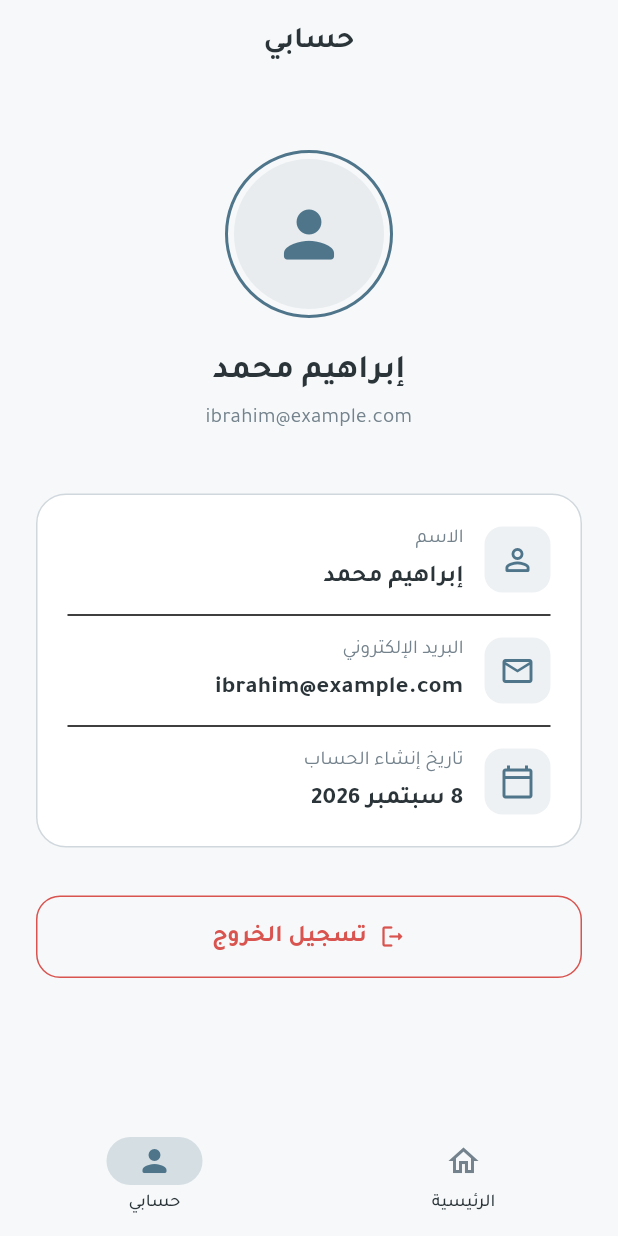
After one commit to ibrahimmaliraqi/note-flow, a Flutter app: the RootView screen opened by its route, item 2 of the bottom bar chosen, on a phone screen of 412 x 824 dp. The commit adds this screen. Run offline on Flutter 3.47's test engine with Material 3 defaults, Android fonts, the phone set to English and light mode, and no system bars; our stand-ins replace bloc, cloud_firestore, dartz, firebase_auth, firebase_core, flutter_bloc and 5 more; accounts and stored records are empty; network calls fail.

Commit message:
add rootview and profile ui

```diff
--- a/lib/core/routes/app_router.dart
+++ b/lib/core/routes/app_router.dart
@@ -1,11 +1,13 @@
 import 'package:go_router/go_router.dart';
 import 'package:noteflow/features/auth/presentation/views/login_view.dart';
 import 'package:noteflow/features/home/presentation/views/home_view.dart';
+import 'package:noteflow/root_view.dart';
 import 'package:noteflow/splash_view.dart';
 
 class AppRouter {
   static String homeView = '/homeView';
   static String loginView = '/loginView';
+  static String rootView = '/rootView';
   static final router = GoRouter(
     routes: [
       GoRoute(
@@ -20,6 +22,10 @@ class AppRouter {
         path: loginView,
         builder: (context, state) => LoginView(),
       ),
+      GoRoute(
+        path: rootView,
+        builder: (context, state) => RootView(),
+      ),
     ],
   );
 }
--- /dev/null
+++ b/lib/features/profile/data/datasources/profile_remote.dart
@@ -0,0 +1,2 @@
+abstract class ProfileRemote {
+}
--- /dev/null
+++ b/lib/features/profile/data/models/profile_model.dart
@@ -0,0 +1,21 @@
+import '../../domain/entities/profile_entity.dart';
+
+class ProfileModel extends ProfileEntity {
+  ProfileModel({
+    required super.id,
+  });
+
+  factory ProfileModel.fromMap(
+    Map<String, dynamic> map,
+  ) {
+    return ProfileModel(
+      id: map['id'] as String,
+    );
+  }
+
+  Map<String, dynamic> toMap() {
+    return {
+      'id': id,
+    };
+  }
+}
--- /dev/null
+++ b/lib/features/profile/data/repositories/profile_repo_impl.dart
@@ -0,0 +1,9 @@
+import '../../domain/entities/profile_entity.dart';
+import '../../domain/repositories/profile_repo.dart';
+
+class ProfileRepoImpl implements ProfileRepo {
+  @override
+  Future<ProfileEntity> getProfile() async {
+    throw UnimplementedError();
+  }
+}
--- /dev/null
+++ b/lib/features/profile/domain/entities/profile_entity.dart
@@ -0,0 +1,7 @@
+class ProfileEntity {
+  final String id;
+
+  ProfileEntity({
+    required this.id,
+  });
+}
--- /dev/null
+++ b/lib/features/profile/domain/repositories/profile_repo.dart
@@ -0,0 +1,5 @@
+import '../entities/profile_entity.dart';
+
+abstract class ProfileRepo {
+  Future<ProfileEntity> getProfile();
+}
--- /dev/null
+++ b/lib/features/profile/domain/usecases/profile_usecase.dart
@@ -0,0 +1,14 @@
+import '../entities/profile_entity.dart';
+import '../repositories/profile_repo.dart';
+
+class ProfileUseCase {
+  final ProfileRepo repository;
+
+  ProfileUseCase({
+    required this.repository,
+  });
+
+  Future<ProfileEntity> call() async {
+    return repository.getProfile();
+  }
+}
--- /dev/null
+++ b/lib/features/profile/presentation/manager/profile_cubit.dart
@@ -0,0 +1,22 @@
+import 'package:flutter_bloc/flutter_bloc.dart';
+
+part 'profile_state.dart';
+
+class ProfileCubit extends Cubit<ProfileState> {
+  ProfileCubit()
+      : super(ProfileInitial());
+
+  Future<void> getProfile() async {
+    emit(ProfileLoading());
+
+    try {
+      emit(ProfileSuccess());
+    } catch (e) {
+      emit(
+        ProfileFailure(
+          message: e.toString(),
+        ),
+      );
+    }
+  }
+}
--- /dev/null
+++ b/lib/features/profile/presentation/manager/profile_state.dart
@@ -0,0 +1,17 @@
+part of 'profile_cubit.dart';
+
+sealed class ProfileState {}
+
+final class ProfileInitial extends ProfileState {}
+
+final class ProfileLoading extends ProfileState {}
+
+final class ProfileSuccess extends ProfileState {}
+
+final class ProfileFailure extends ProfileState {
+  final String message;
+
+  ProfileFailure({
+    required this.message,
+  });
+}
--- /dev/null
+++ b/lib/features/profile/presentation/view/profile_view.dart
@@ -0,0 +1,196 @@
+import 'package:flutter/material.dart';
+import 'package:noteflow/core/theme/app_colors.dart';
+import 'package:noteflow/core/widgets/custom_text.dart';
+
+class ProfileView extends StatelessWidget {
+  const ProfileView({super.key});
+
+  @override
+  Widget build(BuildContext context) {
+    // مؤقتاً، لاحقاً نجيبها من Firebase
+    const String name = 'إبراهيم محمد';
+    const String email = 'ibrahim@example.com';
+    const String createdAt = '8 سبتمبر 2026';
+
+    return Scaffold(
+      backgroundColor: AppColors.background,
+      appBar: AppBar(
+        title: const CustomText(
+          text: 'حسابي',
+          fontSize: 20,
+          fontWeight: FontWeight.bold,
+        ),
+        centerTitle: true,
+        backgroundColor: AppColors.background,
+        elevation: 0,
+      ),
+      body: SafeArea(
+        child: SingleChildScrollView(
+          padding: const EdgeInsets.all(24),
+          child: Column(
+            children: [
+              const SizedBox(height: 20),
+
+              // صورة المستخدم
+              Container(
+                padding: const EdgeInsets.all(4),
+                decoration: BoxDecoration(
+                  shape: BoxShape.circle,
+                  border: Border.all(
+                    color: AppColors.primary,
+                    width: 2,
+                  ),
+                ),
+                child: const CircleAvatar(
+                  radius: 50,
+                  backgroundColor: AppColors.inputFill,
+                  child: Icon(
+                    Icons.person_rounded,
+                    size: 50,
+                    color: AppColors.primary,
+                  ),
+                ),
+              ),
+
+              const SizedBox(height: 20),
+
+              // اسم المستخدم
+              const CustomText(
+                text: name,
+                fontSize: 22,
+                fontWeight: FontWeight.bold,
+              ),
+
+              const SizedBox(height: 6),
+
+              // البريد الإلكتروني
+              const CustomText(
+                text: email,
+                fontSize: 14,
+                color: AppColors.textSecondary,
+              ),
+
+              const SizedBox(height: 40),
+
+              // معلومات الحساب
+              Container(
+                width: double.infinity,
+                padding: const EdgeInsets.all(20),
+                decoration: BoxDecoration(
+                  color: AppColors.surface,
+                  borderRadius: BorderRadius.circular(20),
+                  border: Border.all(
+                    color: AppColors.border,
+                  ),
+                ),
+                child: Column(
+                  children: [
+                    _buildInfoRow(
+                      icon: Icons.person_outline_rounded,
+                      title: 'الاسم',
+                      value: name,
+                    ),
+
+                    const Divider(height: 28),
+
+                    _buildInfoRow(
+                      icon: Icons.email_outlined,
+                      title: 'البريد الإلكتروني',
+                      value: email,
+                    ),
+
+                    const Divider(height: 28),
+
+                    _buildInfoRow(
+                      icon: Icons.calendar_today_outlined,
+                      title: 'تاريخ إنشاء الحساب',
+                      value: createdAt,
+                    ),
+                  ],
+                ),
+              ),
+
+              const SizedBox(height: 32),
+
+              // تسجيل الخروج
+              SizedBox(
+                width: double.infinity,
+                child: OutlinedButton.icon(
+                  onPressed: () {
+                    // تسجيل الخروج لاحقاً
+                  },
+                  style: OutlinedButton.styleFrom(
+                    padding: const EdgeInsets.symmetric(
+                      vertical: 16,
+                    ),
+                    foregroundColor: AppColors.error,
+                    side: const BorderSide(
+                      color: AppColors.error,
+                    ),
+                    shape: RoundedRectangleBorder(
+                      borderRadius: BorderRadius.circular(16),
+                    ),
+                  ),
+                  icon: const Icon(
+                    Icons.logout_rounded,
+                  ),
+                  label: const CustomText(
+                    text: 'تسجيل الخروج',
+                    color: AppColors.error,
+                    fontWeight: FontWeight.bold,
+                    fontSize: 16,
+                  ),
+                ),
+              ),
+            ],
+          ),
+        ),
+      ),
+    );
+  }
+
+  Widget _buildInfoRow({
+    required IconData icon,
+    required String title,
+    required String value,
+  }) {
+    return Row(
+      children: [
+        Container(
+          padding: const EdgeInsets.all(10),
+          decoration: BoxDecoration(
+            color: AppColors.primary.withOpacity(0.1),
+            borderRadius: BorderRadius.circular(12),
+          ),
+          child: Icon(
+            icon,
+            color: AppColors.primary,
+          ),
+        ),
+
+        const SizedBox(width: 14),
+
+        Expanded(
+          child: Column(
+            crossAxisAlignment: CrossAxisAlignment.start,
+            children: [
+              CustomText(
+                text: title,
+                fontSize: 13,
+                color: AppColors.textSecondary,
+              ),
+
+              const SizedBox(height: 4),
+
+              CustomText(
+                text: value,
+                fontSize: 16,
+                fontWeight: FontWeight.bold,
+              ),
+            ],
+          ),
+        ),
+      ],
+    );
+  }
+}
--- /dev/null
+++ b/lib/features/profile/presentation/widgets/profile_widget.dart
@@ -0,0 +1,12 @@
+import 'package:flutter/material.dart';
+
+class ProfileWidget extends StatelessWidget {
+  const ProfileWidget({
+    super.key,
+  });
+
+  @override
+  Widget build(BuildContext context) {
+    return const SizedBox();
+  }
+}
--- /dev/null
+++ b/lib/root_view.dart
@@ -0,0 +1,55 @@
+import 'package:flutter/material.dart';
+import 'package:noteflow/core/theme/app_colors.dart';
+import 'package:noteflow/features/home/presentation/views/home_view.dart';
+import 'package:noteflow/features/profile/presentation/view/profile_view.dart';
+
+class RootView extends StatefulWidget {
+  const RootView({super.key});
+
+  @override
+  State<RootView> createState() => _RootViewState();
+}
+
+class _RootViewState extends State<RootView> {
+  // مؤشر الشاشة الحالية
+  int _currentIndex = 0;
+
+  // قائمة الشاشات
+  final List<Widget> _views = const [
+    HomeView(),
+    ProfileView(),
+  ];
+
+  @override
+  Widget build(BuildContext context) {
+    return Scaffold(
+      body: _views[_currentIndex],
+      // استخدام NavigationBar الخاص بـ Material 3
+      bottomNavigationBar: NavigationBar(
+        selectedIndex: _currentIndex,
+        onDestinationSelected: (int index) {
+          setState(() {
+            _currentIndex = index;
+          });
+        },
+        backgroundColor: AppColors.background,
+        indicatorColor: AppColors.primary.withOpacity(
+          0.2,
+        ), // لون خلفية الأيقونة المحددة
+        elevation: 0,
+        destinations: const [
+          NavigationDestination(
+            icon: Icon(Icons.home_outlined, color: AppColors.textSecondary),
+            selectedIcon: Icon(Icons.home_rounded, color: AppColors.primary),
+            label: 'الرئيسية',
+          ),
+          NavigationDestination(
+            icon: Icon(Icons.person_outline, color: AppColors.textSecondary),
+            selectedIcon: Icon(Icons.person_rounded, color: AppColors.primary),
+            label: 'حسابي',
+          ),
+        ],
+      ),
+    );
+  }
+}
--- a/lib/splash_view.dart
+++ b/lib/splash_view.dart
@@ -21,7 +21,7 @@ class _SplashViewState extends State<SplashView> {
   void _navigateToLogin() {
     Future.delayed(const Duration(seconds: 3), () {
       if (FirebaseAuth.instance.currentUser != null) {
-        GoRouter.of(context).pushReplacement(AppRouter.homeView);
+        GoRouter.of(context).pushReplacement(AppRouter.rootView);
       } else {
         GoRouter.of(context).pushReplacement(AppRouter.loginView);
       }
```
